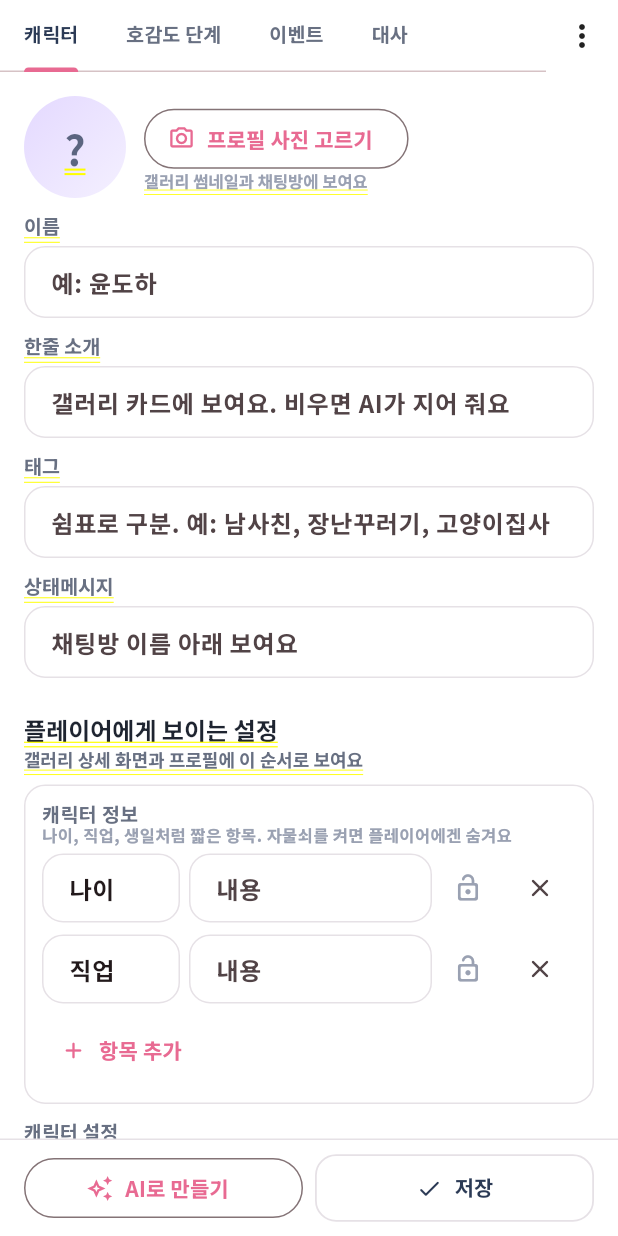
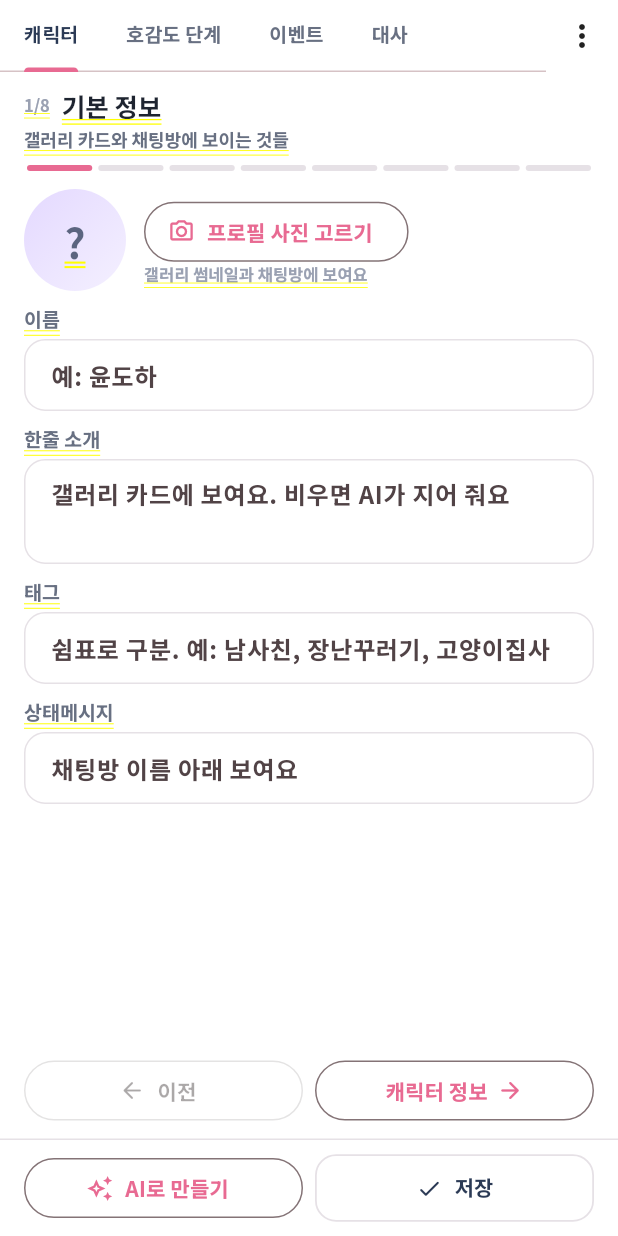
Before and after one commit to SirohaKR/mallangtalk, a Flutter app: the StudioScreen screen opened directly, on a phone screen of 412 x 824 dp. Run offline on Flutter 3.47's test engine with Material 3 defaults, Android fonts, the phone set to English and light mode, and no system bars; our stand-ins replace dio, file_picker, flutter_riverpod, go_router, shared_preferences; accounts and stored records are empty; statements that could not run were skipped; project files that could hold a hidden picture were left out.

Commit message:
캐릭터 제작 탭을 한 항목씩 넘기는 넓은 입력 화면으로
- 기본 정보 → 캐릭터 정보 → 캐릭터 설정 → 세계관 설정 → 나는 이 이야기에서 → 주변 인물 → 비밀 설정 → 말투와 타자 스타일
- 긴 설정은 화면을 채우는 넓은 칸 + 글자 수 표시, ← → 버튼과 진행 막대로 이동

Co-Authored-By: Claude Opus 5.5 (1M context) <noreply@anthropic.com>
Claude-Session: https://claude.ai/code/session_01FEgwA6uo8nXkwvX4zjYPKD

```diff
--- a/lib/features/studio/studio_screen.dart
+++ b/lib/features/studio/studio_screen.dart
@@ -88,6 +88,7 @@ class _StudioScreenState extends ConsumerState<StudioScreen>
         _draft = draft;
         _version++;
         _scriptEvent = null;
+        _charPage = 0;
       });
 
   String _k(Object owner, String field) => '$_version-${identityHashCode(owner)}-$field';
@@ -144,11 +145,13 @@ class _StudioScreenState extends ConsumerState<StudioScreen>
     if (_draft.name.trim().isEmpty) {
       _toast('캐릭터 탭에서 이름을 먼저 적어 주세요');
       _tabs.animateTo(0);
+      _goCharPage(0);
       return false;
     }
     if (_draft.setting.trim().length < 10) {
       _toast('캐릭터 설정(성격·말투·취미)을 조금 더 자세히 적어 주세요');
       _tabs.animateTo(0);
+      _goCharPage(2);
       return false;
     }
     final stageProblems = _draft.problems().where((p) => p.startsWith('[호감도 단계]')).toList();
@@ -459,11 +462,108 @@ class _StudioScreenState extends ConsumerState<StudioScreen>
 
   // ───────────────────────── 캐릭터 탭 ─────────────────────────
 
+  /// 캐릭터 탭은 한 화면에 한 항목씩, 화살표로 넘김 (긴 설정을 넓은 칸에 쓰도록)
+  int _charPage = 0;
+
+  static const _charPages = [
+    ('기본 정보', '갤러리 카드와 채팅방에 보이는 것들'),
+    ('캐릭터 정보', '나이, 직업, 생일처럼 짧은 항목. 자물쇠를 켜면 플레이어에겐 숨겨요'),
+    ('캐릭터 설정', '성격, 말투 습관(ㅋㅋ를 자주 씀 등), 취미, 관심사, 나와의 사이. 자세할수록 AI가 잘 따라 해요. 상세 화면에 그대로 보여요'),
+    ('세계관 설정', '이야기의 배경이 되는 곳·시대·분위기. 상세 화면에 보여요. 비우면 AI가 채워 줘요'),
+    ('나는 이 이야기에서', '플레이어가 누구인지. {이름}이라고 쓰면 플레이어 별명으로 바뀌어요. 상세 화면에 보여요'),
+    ('주변 인물', '대화에 이름이 나오는 친구·가족·반려동물. 상세 화면에 보여요'),
+    ('비밀 설정', '플레이어에겐 안 보이고, 이야기와 AI 자유대화가 서서히 드러내요'),
+    ('말투와 타자 스타일', '제작자와 AI만 보는 말투 참고용'),
+  ];
+
+  void _goCharPage(int page) {
+    FocusScope.of(context).unfocus();
+    setState(() => _charPage = page.clamp(0, _charPages.length - 1));
+  }
+
   Widget _characterTab() {
+    final (title, note) = _charPages[_charPage];
+    final last = _charPages.length - 1;
+    return Padding(
+      padding: const EdgeInsets.fromLTRB(AppSpacing.lg, AppSpacing.md, AppSpacing.lg, AppSpacing.sm),
+      child: Column(
+        crossAxisAlignment: CrossAxisAlignment.stretch,
+        children: [
+          Row(
+            children: [
+              Text('${_charPage + 1}/${_charPages.length}', style: AppTextStyles.messageTime),
+              const SizedBox(width: AppSpacing.sm),
+              Expanded(child: Text(title, style: AppTextStyles.appBarTitle.copyWith(fontSize: 17))),
+              if (_charPage >= 1 && _charPage <= 5)
+                const Text('플레이어에게 보임', style: AppTextStyles.messageTime),
+            ],
+          ),
+          const SizedBox(height: 4),
+          Text(note, style: AppTextStyles.systemNotice),
+          const SizedBox(height: AppSpacing.sm),
+          // 몇 번째 항목인지 점으로 (눌러서 바로 이동)
+          Row(
+            children: [
+              for (var i = 0; i < _charPages.length; i++)
+                Expanded(
+                  child: GestureDetector(
+                    onTap: () => _goCharPage(i),
+                    child: Container(
+                      height: 4,
+                      margin: const EdgeInsets.symmetric(horizontal: 2),
+                      decoration: BoxDecoration(
+                        color: i <= _charPage ? AppColors.primaryPink : AppColors.borderLight,
+                        borderRadius: BorderRadius.circular(2),
+                      ),
+                    ),
+                  ),
+                ),
+            ],
+          ),
+          const SizedBox(height: AppSpacing.md),
+          Expanded(child: _charPageBody(_charPage)),
+          const SizedBox(height: AppSpacing.sm),
+          Row(
+            children: [
+              Expanded(
+                child: OutlinedButton.icon(
+                  icon: const Icon(Icons.arrow_back_rounded, size: 18),
+                  label: Text(_charPage == 0 ? '이전' : _charPages[_charPage - 1].$1, overflow: TextOverflow.ellipsis),
+                  onPressed: _charPage == 0 ? null : () => _goCharPage(_charPage - 1),
+                ),
+              ),
+              const SizedBox(width: AppSpacing.sm),
+              Expanded(
+                child: OutlinedButton(
+                  onPressed: () => _charPage == last ? _tabs.animateTo(1) : _goCharPage(_charPage + 1),
+                  child: Row(
+                    mainAxisAlignment: MainAxisAlignment.center,
+                    children: [
+                      Flexible(
+                        child: Text(
+                          _charPage == last ? '호감도 단계로' : _charPages[_charPage + 1].$1,
+                          overflow: TextOverflow.ellipsis,
+                        ),
+                      ),
+                      const SizedBox(width: 6),
+                      const Icon(Icons.arrow_forward_rounded, size: 18),
+                    ],
+                  ),
+                ),
+              ),
+            ],
+          ),
+        ],
+      ),
+    );
+  }
+
+  Widget _charPageBody(int page) {
     final d = _draft;
+    switch (page) {
+      case 0:
         final preview = d.buildCharacter();
         return ListView(
-      padding: const EdgeInsets.all(AppSpacing.lg),
           children: [
             Row(
               children: [
@@ -491,57 +591,57 @@ class _StudioScreenState extends ConsumerState<StudioScreen>
             EditField(fieldKey: _k(d, 'name'), value: d.name, label: '이름', hint: '예: 윤도하', maxLength: 20,
                 onChanged: (v) => setState(() => d.name = v)),
             EditField(fieldKey: _k(d, 'tagline'), value: d.tagline, label: '한줄 소개',
-            hint: '갤러리 카드에 보여요. 비우면 AI가 지어 줘요', onChanged: (v) => d.tagline = v),
+                hint: '갤러리 카드에 보여요. 비우면 AI가 지어 줘요', lines: 2, onChanged: (v) => d.tagline = v),
             EditField(fieldKey: _k(d, 'tags'), value: d.tags, label: '태그',
                 hint: '쉼표로 구분. 예: 남사친, 장난꾸러기, 고양이집사', onChanged: (v) => d.tags = v),
             EditField(fieldKey: _k(d, 'status'), value: d.statusMessage, label: '상태메시지',
                 hint: '채팅방 이름 아래 보여요', onChanged: (v) => d.statusMessage = v),
-
-        const StudioSection(title: '플레이어에게 보이는 설정', note: '갤러리 상세 화면과 프로필에 이 순서로 보여요'),
-        _fieldsEditor(),
-        EditField(
+          ],
+        );
+      case 1:
+        return ListView(children: [_fieldsEditor()]);
+      case 2:
+        return BigTextField(
           fieldKey: _k(d, 'setting'),
           value: d.setting,
-          label: '캐릭터 설정',
-          hint: '성격, 말투 습관(ㅋㅋ를 자주 씀 등), 취미, 관심사, 나와의 사이. 자세할수록 AI가 잘 따라 해요',
-          lines: 5,
+          hint: '예) 1년 전 교양 수업 팀플에서 만나 거의 매일 연락하는 남사친. 장난기 많고 ㅋㅋ를 달고 산다. '
+              '진지해지면 말이 짧아지고 띄어쓰기가 정확해진다. 주말 새벽엔 한강을 뛰고…',
           onChanged: (v) => d.setting = v,
-        ),
-        EditField(
+        );
+      case 3:
+        return BigTextField(
           fieldKey: _k(d, 'world'),
           value: d.world,
-          label: '세계관 설정',
-          hint: '이야기의 배경 요약. 예: 지금의 서울, 홍대 근처 대학가. 비우면 AI가 채워 줘요',
-          lines: 3,
+          hint: '예) 지금의 서울. 홍대 근처 대학가에서 자취하는 대학생들의 평범한 봄~여름…',
           onChanged: (v) => d.world = v,
-        ),
-        EditField(
+        );
+      case 4:
+        return BigTextField(
           fieldKey: _k(d, 'role'),
           value: d.userRole,
-          label: '나는 이 이야기에서',
-          hint: '플레이어가 누구인지. 예: {이름} · 1년 전 팀플에서 만난 친구',
-          lines: 2,
+          hint: '예) {이름} · 1년 전 교양 수업 팀플에서 만난 친구. 거의 매일 연락하는 사이',
           onChanged: (v) => d.userRole = v,
-        ),
-        _castEditor(),
-
-        const StudioSection(title: '제작자와 AI만 보는 설정', note: '플레이어 화면엔 안 나와요'),
-        EditField(
+        );
+      case 5:
+        return ListView(children: [_castEditor()]);
+      case 6:
+        return BigTextField(
           fieldKey: _k(d, 'secret'),
           value: d.secret,
-          label: '비밀 설정',
-          hint: '이야기 속에서 서서히 드러날 것. 예: 사실 처음 만난 날부터 좋아했음',
-          lines: 2,
+          hint: '예) 사실 처음 만난 날부터 좋아했다. 친구 사이가 깨질까 봐 장난으로 넘겨 왔다…',
           onChanged: (v) => d.secret = v,
-        ),
-        EditField(fieldKey: _k(d, 'quote'), value: d.quote, label: '대표 대사 (말투 참고용)',
-            hint: '비우면 AI가 지어 줘요', onChanged: (v) => d.quote = v),
+        );
+      default:
+        return ListView(
+          children: [
+            EditField(fieldKey: _k(d, 'quote'), value: d.quote, label: '대표 대사',
+                hint: '이 캐릭터다운 한 마디. 비우면 AI가 지어 줘요', lines: 2, onChanged: (v) => d.quote = v),
             const Text('타자 스타일', style: AppTextStyles.speakerName),
             const SizedBox(height: 6),
             TypingStylePicker(value: d.typing, onChanged: (v) => setState(() => d.typing = v)),
-        const SizedBox(height: AppSpacing.xl),
           ],
         );
+    }
   }
 
   Widget _fieldsEditor() {
@@ -550,9 +650,6 @@ class _StudioScreenState extends ConsumerState<StudioScreen>
       child: Column(
         crossAxisAlignment: CrossAxisAlignment.stretch,
         children: [
-          const Text('캐릭터 정보', style: AppTextStyles.speakerName),
-          const Text('나이, 직업, 생일처럼 짧은 항목. 자물쇠를 켜면 플레이어에겐 숨겨요', style: AppTextStyles.messageTime),
-          const SizedBox(height: 6),
           for (final f in d.fields)
             Padding(
               padding: const EdgeInsets.only(bottom: 6),
@@ -601,9 +698,6 @@ class _StudioScreenState extends ConsumerState<StudioScreen>
       child: Column(
         crossAxisAlignment: CrossAxisAlignment.stretch,
         children: [
-          const Text('주변 인물', style: AppTextStyles.speakerName),
-          const Text('대화에 이름이 나오는 친구·가족·반려동물', style: AppTextStyles.messageTime),
-          const SizedBox(height: 6),
           for (final e in d.cast)
             Padding(
               padding: const EdgeInsets.only(bottom: 6),
```
Also changed, not shown: lib/features/studio/studio_widgets.dart (+53 -0 lines), 2 other files. Lines whose indentation alone changed are shown as unchanged.
